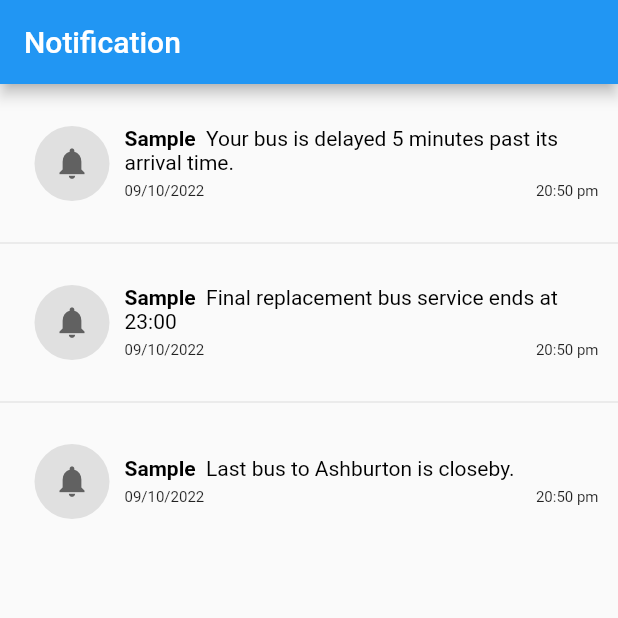
After one commit to yashtejani/TDP5, a Flutter app: the NotificationView screen opened directly, on a phone screen of 412 x 824 dp, the top half of it. The commit adds this screen. Run offline on Flutter 3.47's test engine with Material 2 defaults, Android fonts, the phone set to English and light mode, and no system bars; our stand-ins replace fluttertoast.

Commit message:
# comment - Adding Notification UI

```diff
--- a/lib/screens/dashboard.dart
+++ b/lib/screens/dashboard.dart
@@ -1,5 +1,6 @@
 import 'package:flutter/material.dart';
 import 'package:project/screens/journey_planner.dart';
+import 'package:project/screens/notificationView.dart';
 import 'package:project/mock/mock_bus_list.dart';
 import 'package:project/screens/updateBusDetails.dart';
 import 'package:project/widgets/circle_gradient_icon.dart';
@@ -90,11 +91,11 @@ class Dashboard extends StatelessWidget {
               color: Colors.blue,
 
               icon: Icons.notification_add,
-              screen: JourneyPlanner(),
+              screen: NotificationView(),
               onTap: () {
                 Navigator.of(context).push(MaterialPageRoute(
                     builder: (context) => MaterialApp(
-                        title: 'Bus replacing train', home: JourneyPlanner())));
+                        title: 'Bus replacing train', home: NotificationView())));
               },
             ),
             const SizedBox(
--- /dev/null
+++ b/lib/screens/notificationView.dart
@@ -0,0 +1,140 @@
+import 'package:flutter/material.dart';
+
+class Notification {
+  String msgTitle;
+  String msg;
+  Notification({required this.msgTitle,required this.msg});
+}
+
+class NotificationView extends StatelessWidget {
+  const NotificationView({Key? key}) : super(key: key);
+
+  @override
+  Widget build(BuildContext context) {
+    return Scaffold(
+      appBar:appBar(),
+      body: listView(),
+    );
+  }
+
+  PreferredSizeWidget appBar(){
+    return AppBar(
+      title: Text('Notification'),
+    );
+  }
+
+  Widget listView(){
+    final List<Notification> notification =[
+      Notification(msgTitle:'Sample ',msg:' Your bus is delayed 5 minutes past its arrival time.'),
+      Notification(msgTitle:'Sample ',msg:' Final replacement bus service ends at 23:00'),
+      Notification(msgTitle:'Sample ',msg:' Last bus to Ashburton is closeby.'),
+
+    ];
+    return ListView.separated(itemBuilder: (context,index)
+    {
+
+      return listViewItem(index, notification[0].msgTitle);
+    }, separatorBuilder: (context,index){
+      return Divider(height: 0,);
+    }, itemCount: notification.length);
+  }
+
+  Widget listViewItem(int index, String msgTitle ){
+    final List<Notification> notification =[
+      Notification(msgTitle:'Sample ',msg:' Your bus is delayed 5 minutes past its arrival time.'),
+      Notification(msgTitle:'Sample ',msg:' Final replacement bus service ends at 23:00'),
+      Notification(msgTitle:'Sample ',msg:' Last bus to Ashburton is closeby.'),
+
+    ];
+    return Container(
+
+      margin: EdgeInsets.symmetric(horizontal: 13,vertical: 18),
+      child:Row(
+        children: [
+          prefixIcon(),
+          Expanded(
+            child:Column(
+              crossAxisAlignment: CrossAxisAlignment.start,
+              children: [
+
+                  message(index,notification[index].msgTitle,notification[index].msg)
+               ,
+                timeAndDate(index)
+              ],
+            ),
+          ),
+        ],
+      )
+
+    );
+  }
+
+  Widget prefixIcon(){
+    return Container(
+      height: 50,
+      width: 50,
+      margin: EdgeInsets.symmetric(horizontal: 10,vertical: 10),
+      padding: EdgeInsets.all(10),
+      decoration: BoxDecoration(
+        shape: BoxShape.circle,
+        color: Colors.grey.shade300,
+      ),
+      child: Icon(Icons.notifications,size:25,color: Colors.grey.shade700),
+    );
+  }
+
+
+  Widget message(int index,String msgTitle,String msg){
+    double textSize =14;
+    return Container(
+      margin: EdgeInsets.only(right: 10),
+      child: RichText(
+        maxLines: 4,
+
+        overflow: TextOverflow.ellipsis,
+        text: TextSpan(
+          text: msgTitle,
+          style: TextStyle(
+            fontSize: textSize,
+            color:Colors.black,
+            fontWeight: FontWeight.bold
+          ),
+
+          children: [
+            TextSpan(
+              text: msg,
+              style: TextStyle(
+                fontWeight: FontWeight.w400,
+
+              )
+            )
+          ]
+        ),
+      ),
+    );
+  }
+
+  Widget timeAndDate(int index){
+    return Container(
+      margin: EdgeInsets.only(top:5),
+      child: Row(
+        mainAxisAlignment: MainAxisAlignment.spaceBetween,
+        children: [
+          Text(
+            '09/10/2022',
+            style: TextStyle(
+              fontSize: 10
+            ),
+          ),
+          Text(
+            '20:50 pm',
+            style: TextStyle(
+                fontSize: 10
+            ),
+          )
+        ],
+      ),
+    );
+  }
+
+}
```
